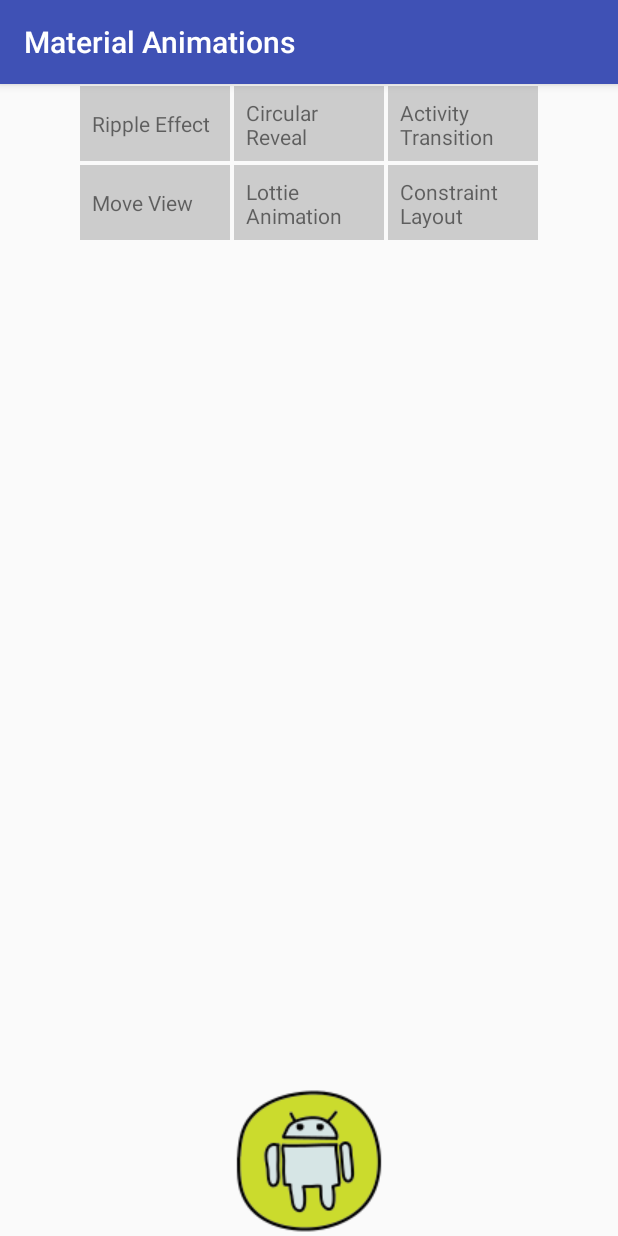
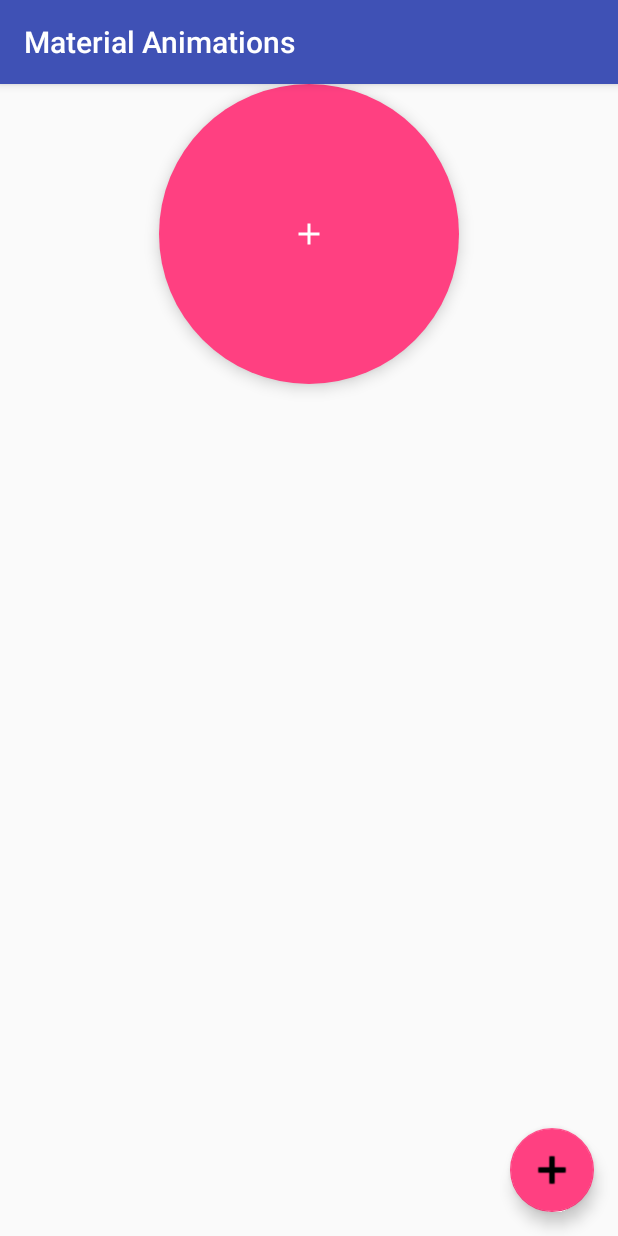
Before and after one commit to djnotes/MaterialAnimations, an Android app: the screen it shows after launch (MainActivity before the commit, RippleActivity after it), after a tap on "Ripple Effect", on a phone screen of 412 x 824 dp. Run offline under Robolectric (Android 15) with nearby library versions, the phone set to English and light mode, and no system bars.

Commit message:
Added circular reveal

```diff
--- a/AnimationsApp/app/src/main/AndroidManifest.xml
+++ b/AnimationsApp/app/src/main/AndroidManifest.xml
@@ -17,7 +17,8 @@
             </intent-filter>
         </activity>
         <activity android:name=".LottieActivity" />
-        <activity android:name=".ConstraintLayoutActivity"></activity>
+        <activity android:name=".ConstraintLayoutActivity" />
+        <activity android:name=".RippleActivity"></activity>
     </application>
 
 </manifest>
--- a/AnimationsApp/app/src/main/java/com/udemy/mehdi/materialanimations/MainActivity.java
+++ b/AnimationsApp/app/src/main/java/com/udemy/mehdi/materialanimations/MainActivity.java
@@ -1,13 +1,19 @@
 package com.udemy.mehdi.materialanimations;
 
+import android.animation.Animator;
 import android.animation.ObjectAnimator;
 import android.content.Context;
 import android.content.Intent;
+import android.graphics.Color;
+import android.graphics.drawable.ColorDrawable;
+import android.support.transition.TransitionManager;
 import android.support.v7.app.AppCompatActivity;
 import android.os.Bundle;
 import android.support.v7.widget.GridLayoutManager;
 import android.support.v7.widget.RecyclerView;
 import android.view.View;
+import android.view.ViewAnimationUtils;
+import android.view.ViewGroup;
 import android.widget.ImageView;
 
 public class MainActivity extends AppCompatActivity implements MyAdapter.OnItemClickListener{
@@ -43,18 +49,40 @@ public class MainActivity extends AppCompatActivity implements MyAdapter.OnItemC
 
     @Override
     public void onItemClick(View view, int position) {
+
         int titleRes = MyAdapter.TITLES[position];
         switch(titleRes) {
             case R.string.animation_move_view:
                 performAnimation();
                 break;
-
             case R.string.animation_lottie:
                 startActivity(new Intent(mContext, LottieActivity.class));
                 break;
             case R.string.constraint_layout_animations:
                 startActivity(new Intent(mContext, ConstraintLayoutActivity.class));
                 break;
+            case R.string.ripple:
+                startActivity(new Intent(mContext, RippleActivity.class));
+                break;
+            case R.string.circular_reveal:
+                initCircularReveal(view);
+                break;
         }
     }
+
+    private void initCircularReveal(View view) {
+        boolean isVeggie = ((ColorDrawable)view.getBackground()) != null && ((ColorDrawable)view.getBackground()).getColor() == Color.GREEN;
+
+        TransitionManager.beginDelayedTransition((ViewGroup) view);
+        double finalRadius = Math.hypot(view.getWidth()/2, view.getHeight() / 2);
+
+        if (isVeggie) {
+            view.setBackgroundColor(Color.WHITE);
+        } else {
+            Animator anim = ViewAnimationUtils.createCircularReveal(view, (int) view.getWidth()/2, (int) view.getHeight()/2, 0, (float)finalRadius);
+            view.setBackgroundColor(Color.GREEN);
+            anim.start();
+        }
+
+    }
 }
--- /dev/null
+++ b/AnimationsApp/app/src/main/java/com/udemy/mehdi/materialanimations/RippleActivity.java
@@ -0,0 +1,13 @@
+package com.udemy.mehdi.materialanimations;
+
+import android.support.v7.app.AppCompatActivity;
+import android.os.Bundle;
+
+public class RippleActivity extends AppCompatActivity {
+
+    @Override
+    protected void onCreate(Bundle savedInstanceState) {
+        super.onCreate(savedInstanceState);
+        setContentView(R.layout.activity_ripple);
+    }
+}
--- /dev/null
+++ b/AnimationsApp/app/src/main/res/animator/fab_raise.xml
@@ -0,0 +1,19 @@
+<?xml version="1.0" encoding="utf-8"?>
+<selector xmlns:android="http://schemas.android.com/apk/res/android">
+ <item android:state_enabled="true" android:state_pressed="true">
+     <objectAnimator
+         android:duration="@android:integer/config_shortAnimTime"
+         android:propertyName="translationZ"
+         android:valueTo="100dp"
+         android:valueType="floatType"
+         />
+ </item>
+    <item>
+        <objectAnimator
+            android:duration="@android:integer/config_shortAnimTime"
+            android:propertyName="translationZ"
+            android:valueTo="0dp"
+            android:valueType="floatType"
+            />
+ </item>
+</selector>
--- /dev/null
+++ b/AnimationsApp/app/src/main/res/drawable/oval_ripple.xml
@@ -0,0 +1,11 @@
+<?xml version="1.0" encoding="utf-8"?>
+<ripple android:color="?android:colorControlHighlight"
+    xmlns:android="http://schemas.android.com/apk/res/android">
+    <item>
+<shape
+    android:shape="oval">
+    <solid android:color="?attr/colorAccent"/>
+    <gradient android:startColor="#00f" android:endColor="#f00"/>
+</shape>
+    </item>
+</ripple>
--- /dev/null
+++ b/AnimationsApp/app/src/main/res/drawable/oval_shape.xml
@@ -0,0 +1,6 @@
+<?xml version="1.0" encoding="utf-8"?>
+<shape xmlns:android="http://schemas.android.com/apk/res/android"
+    android:shape="oval">
+    <solid android:color="?attr/colorAccent"/>
+    <gradient android:startColor="#00f" android:endColor="#f00"/>
+</shape>
--- /dev/null
+++ b/AnimationsApp/app/src/main/res/drawable/plus_big.xml
@@ -0,0 +1,9 @@
+<?xml version="1.0" encoding="utf-8"?>
+<vector xmlns:android="http://schemas.android.com/apk/res/android"
+    android:width="24dp"
+    android:height="24dp"
+    android:viewportWidth="24"
+    android:viewportHeight="24"
+    >
+<path android:fillColor="#FFF" android:pathData="M19,13H13V19H11V13H5V11H11V5H13V11H19V13Z"/>
+</vector>
--- /dev/null
+++ b/AnimationsApp/app/src/main/res/layout/activity_ripple.xml
@@ -0,0 +1,36 @@
+<?xml version="1.0" encoding="utf-8"?>
+<android.support.constraint.ConstraintLayout xmlns:android="http://schemas.android.com/apk/res/android"
+    xmlns:app="http://schemas.android.com/apk/res-auto"
+    xmlns:tools="http://schemas.android.com/tools"
+    android:layout_width="match_parent"
+    android:layout_height="match_parent"
+    tools:context="com.udemy.mehdi.materialanimations.RippleActivity">
+    <ImageButton
+        android:id="@+id/rippleBtn"
+        android:layout_width="200dp"
+        android:layout_height="200dp"
+        android:text="@string/tap_here"
+        android:src="@drawable/plus_big"
+        android:background="@drawable/oval_ripple"
+        app:layout_constraintTop_toTopOf="parent"
+        app:layout_constraintStart_toStartOf="parent"
+        app:layout_constraintEnd_toEndOf="parent"
+        android:gravity="center"
+        android:elevation="6dp"
+        android:stateListAnimator="@animator/fab_raise"
+        />
+    <android.support.design.widget.FloatingActionButton
+        android:id="@+id/fab"
+        app:fabSize="normal"
+        android:layout_width="wrap_content"
+        android:layout_height="wrap_content"
+        app:elevation="6dp"
+        app:pressedTranslationZ="12dp"
+        app:layout_constraintEnd_toEndOf="parent"
+        app:layout_constraintBottom_toBottomOf="parent"
+        android:src="@drawable/plus"
+        android:layout_margin="16dp"
+        android:clickable="true"
+        android:focusable="true"
+        />
+</android.support.constraint.ConstraintLayout>
--- a/AnimationsApp/app/src/main/res/values/strings.xml
+++ b/AnimationsApp/app/src/main/res/values/strings.xml
@@ -7,4 +7,5 @@
     <string name="animation_move_view">Move View</string>
     <string name="animation_lottie">Lottie Animation</string>
     <string name="constraint_layout_animations">Constraint Layout Animations</string>
+    <string name="tap_here">Tap Here</string>
 </resources>
```
Also changed, not shown: AnimationsApp/app/src/main/res/drawable/plus.png (added).
